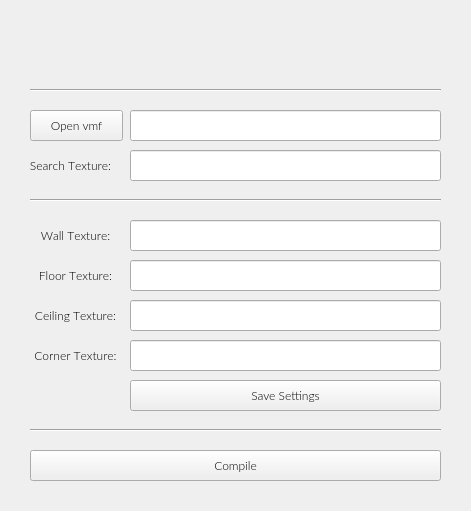
Gerb-24/Connectors, file gui.ui: the form before one commit.
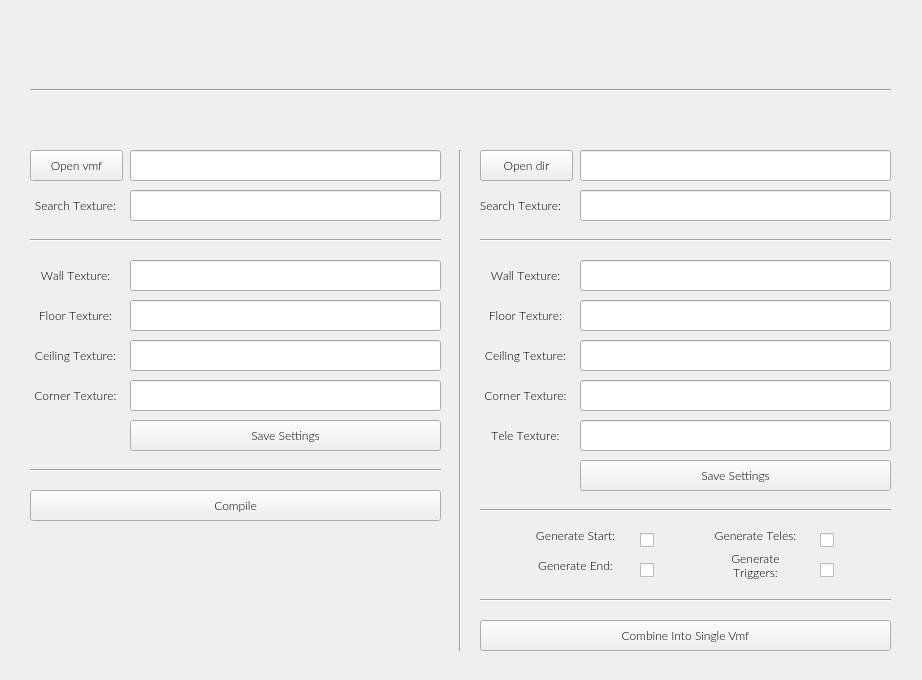
The form after the commit. Icons and pictures are not drawn.

Patch:
```diff
--- a/gui.ui
+++ b/gui.ui
@@ -6,8 +6,8 @@
    <rect>
     <x>0</x>
     <y>0</y>
-    <width>471</width>
-    <height>511</height>
+    <width>922</width>
+    <height>680</height>
    </rect>
   </property>
   <property name="font">
@@ -22,7 +22,7 @@
    <property name="geometry">
     <rect>
      <x>30</x>
-     <y>110</y>
+     <y>150</y>
      <width>93</width>
      <height>31</height>
     </rect>
@@ -43,7 +43,7 @@
    <property name="geometry">
     <rect>
      <x>130</x>
-     <y>110</y>
+     <y>150</y>
      <width>311</width>
      <height>31</height>
     </rect>
@@ -69,9 +69,9 @@
   <widget class="QLabel" name="topTextureLbl">
    <property name="geometry">
     <rect>
-     <x>20</x>
-     <y>150</y>
-     <width>101</width>
+     <x>30</x>
+     <y>190</y>
+     <width>91</width>
      <height>31</height>
     </rect>
    </property>
@@ -92,7 +92,7 @@
    <property name="geometry">
     <rect>
      <x>130</x>
-     <y>150</y>
+     <y>190</y>
      <width>311</width>
      <height>31</height>
     </rect>
@@ -110,7 +110,7 @@
    <property name="geometry">
     <rect>
      <x>30</x>
-     <y>340</y>
+     <y>380</y>
      <width>91</width>
      <height>31</height>
     </rect>
@@ -132,7 +132,7 @@
    <property name="geometry">
     <rect>
      <x>130</x>
-     <y>340</y>
+     <y>380</y>
      <width>311</width>
      <height>31</height>
     </rect>
@@ -151,7 +151,7 @@
    <property name="geometry">
     <rect>
      <x>130</x>
-     <y>380</y>
+     <y>420</y>
      <width>311</width>
      <height>31</height>
     </rect>
@@ -170,7 +170,7 @@
    <property name="geometry">
     <rect>
      <x>30</x>
-     <y>420</y>
+     <y>460</y>
      <width>411</width>
      <height>21</height>
     </rect>
@@ -183,7 +183,7 @@
    <property name="geometry">
     <rect>
      <x>30</x>
-     <y>450</y>
+     <y>490</y>
      <width>411</width>
      <height>31</height>
     </rect>
@@ -203,7 +203,7 @@
     <rect>
      <x>30</x>
      <y>80</y>
-     <width>411</width>
+     <width>861</width>
      <height>21</height>
     </rect>
    </property>
@@ -216,7 +216,7 @@
     <rect>
      <x>0</x>
      <y>20</y>
-     <width>471</width>
+     <width>921</width>
      <height>62</height>
     </rect>
    </property>
@@ -246,7 +246,7 @@
    <property name="geometry">
     <rect>
      <x>30</x>
-     <y>190</y>
+     <y>230</y>
      <width>411</width>
      <height>21</height>
     </rect>
@@ -259,7 +259,7 @@
    <property name="geometry">
     <rect>
      <x>130</x>
-     <y>300</y>
+     <y>340</y>
      <width>311</width>
      <height>31</height>
     </rect>
@@ -278,7 +278,7 @@
    <property name="geometry">
     <rect>
      <x>30</x>
-     <y>300</y>
+     <y>340</y>
      <width>91</width>
      <height>31</height>
     </rect>
@@ -300,7 +300,7 @@
    <property name="geometry">
     <rect>
      <x>30</x>
-     <y>220</y>
+     <y>260</y>
      <width>91</width>
      <height>31</height>
     </rect>
@@ -322,7 +322,7 @@
    <property name="geometry">
     <rect>
      <x>130</x>
-     <y>220</y>
+     <y>260</y>
      <width>311</width>
      <height>31</height>
     </rect>
@@ -341,7 +341,7 @@
    <property name="geometry">
     <rect>
      <x>130</x>
-     <y>260</y>
+     <y>300</y>
      <width>311</width>
      <height>31</height>
     </rect>
@@ -360,7 +360,7 @@
    <property name="geometry">
     <rect>
      <x>30</x>
-     <y>260</y>
+     <y>300</y>
      <width>91</width>
      <height>31</height>
     </rect>
@@ -378,6 +378,591 @@
     <set>Qt::AlignCenter</set>
    </property>
   </widget>
+  <widget class="QLabel" name="sideTextureLbl_5">
+   <property name="geometry">
+    <rect>
+     <x>480</x>
+     <y>300</y>
+     <width>91</width>
+     <height>31</height>
+    </rect>
+   </property>
+   <property name="font">
+    <font>
+     <family>Lato Light</family>
+     <kerning>false</kerning>
+    </font>
+   </property>
+   <property name="text">
+    <string>Floor Texture:</string>
+   </property>
+   <property name="alignment">
+    <set>Qt::AlignCenter</set>
+   </property>
+  </widget>
+  <widget class="QPushButton" name="save_settings_btn_2">
+   <property name="geometry">
+    <rect>
+     <x>580</x>
+     <y>460</y>
+     <width>311</width>
+     <height>31</height>
+    </rect>
+   </property>
+   <property name="font">
+    <font>
+     <family>Lato Light</family>
+     <kerning>true</kerning>
+    </font>
+   </property>
+   <property name="text">
+    <string>Save Settings</string>
+   </property>
+  </widget>
+  <widget class="QLineEdit" name="ceiling_le_2">
+   <property name="geometry">
+    <rect>
+     <x>580</x>
+     <y>340</y>
+     <width>311</width>
+     <height>31</height>
+    </rect>
+   </property>
+   <property name="font">
+    <font>
+     <family>Lato Light</family>
+     <kerning>true</kerning>
+    </font>
+   </property>
+   <property name="alignment">
+    <set>Qt::AlignCenter</set>
+   </property>
+  </widget>
+  <widget class="QPushButton" name="vmf_btn_2">
+   <property name="geometry">
+    <rect>
+     <x>480</x>
+     <y>150</y>
+     <width>93</width>
+     <height>31</height>
+    </rect>
+   </property>
+   <property name="font">
+    <font>
+     <family>Lato Light</family>
+    </font>
+   </property>
+   <property name="text">
+    <string>Open dir</string>
+   </property>
+  </widget>
+  <widget class="QLabel" name="topTextureLbl_2">
+   <property name="geometry">
+    <rect>
+     <x>470</x>
+     <y>190</y>
+     <width>101</width>
+     <height>31</height>
+    </rect>
+   </property>
+   <property name="font">
+    <font>
+     <family>Lato Light</family>
+     <kerning>false</kerning>
+    </font>
+   </property>
+   <property name="text">
+    <string>Search Texture:</string>
+   </property>
+   <property name="alignment">
+    <set>Qt::AlignCenter</set>
+   </property>
+  </widget>
+  <widget class="QLineEdit" name="search_le_2">
+   <property name="geometry">
+    <rect>
+     <x>580</x>
+     <y>190</y>
+     <width>311</width>
+     <height>31</height>
+    </rect>
+   </property>
+   <property name="font">
+    <font>
+     <family>Lato Light</family>
+    </font>
+   </property>
+   <property name="alignment">
+    <set>Qt::AlignCenter</set>
+   </property>
+  </widget>
+  <widget class="QLineEdit" name="corner_le_2">
+   <property name="geometry">
+    <rect>
+     <x>580</x>
+     <y>380</y>
+     <width>311</width>
+     <height>31</height>
+    </rect>
+   </property>
+   <property name="font">
+    <font>
+     <family>Lato Light</family>
+     <kerning>true</kerning>
+    </font>
+   </property>
+   <property name="alignment">
+    <set>Qt::AlignCenter</set>
+   </property>
+  </widget>
+  <widget class="QLabel" name="sideTextureLbl_6">
+   <property name="geometry">
+    <rect>
+     <x>480</x>
+     <y>380</y>
+     <width>91</width>
+     <height>31</height>
+    </rect>
+   </property>
+   <property name="font">
+    <font>
+     <family>Lato Light</family>
+     <kerning>false</kerning>
+    </font>
+   </property>
+   <property name="text">
+    <string>Corner Texture:</string>
+   </property>
+   <property name="alignment">
+    <set>Qt::AlignCenter</set>
+   </property>
+  </widget>
+  <widget class="Line" name="line_4">
+   <property name="geometry">
+    <rect>
+     <x>480</x>
+     <y>230</y>
+     <width>411</width>
+     <height>21</height>
+    </rect>
+   </property>
+   <property name="orientation">
+    <enum>Qt::Horizontal</enum>
+   </property>
+  </widget>
+  <widget class="QLabel" name="sideTextureLbl_7">
+   <property name="geometry">
+    <rect>
+     <x>480</x>
+     <y>260</y>
+     <width>91</width>
+     <height>31</height>
+    </rect>
+   </property>
+   <property name="font">
+    <font>
+     <family>Lato Light</family>
+     <kerning>false</kerning>
+    </font>
+   </property>
+   <property name="text">
+    <string>Wall Texture:</string>
+   </property>
+   <property name="alignment">
+    <set>Qt::AlignCenter</set>
+   </property>
+  </widget>
+  <widget class="QLineEdit" name="vmf_le_2">
+   <property name="enabled">
+    <bool>true</bool>
+   </property>
+   <property name="geometry">
+    <rect>
+     <x>580</x>
+     <y>150</y>
+     <width>311</width>
+     <height>31</height>
+    </rect>
+   </property>
+   <property name="font">
+    <font>
+     <family>Lato Light</family>
+    </font>
+   </property>
+   <property name="echoMode">
+    <enum>QLineEdit::Normal</enum>
+   </property>
+   <property name="alignment">
+    <set>Qt::AlignCenter</set>
+   </property>
+   <property name="readOnly">
+    <bool>true</bool>
+   </property>
+   <property name="clearButtonEnabled">
+    <bool>false</bool>
+   </property>
+  </widget>
+  <widget class="QLineEdit" name="wall_le_2">
+   <property name="geometry">
+    <rect>
+     <x>580</x>
+     <y>260</y>
+     <width>311</width>
+     <height>31</height>
+    </rect>
+   </property>
+   <property name="font">
+    <font>
+     <family>Lato Light</family>
+     <kerning>true</kerning>
+    </font>
+   </property>
+   <property name="alignment">
+    <set>Qt::AlignCenter</set>
+   </property>
+  </widget>
+  <widget class="QLabel" name="sideTextureLbl_8">
+   <property name="geometry">
+    <rect>
+     <x>480</x>
+     <y>340</y>
+     <width>91</width>
+     <height>31</height>
+    </rect>
+   </property>
+   <property name="font">
+    <font>
+     <family>Lato Light</family>
+     <kerning>false</kerning>
+    </font>
+   </property>
+   <property name="text">
+    <string>Ceiling Texture:</string>
+   </property>
+   <property name="alignment">
+    <set>Qt::AlignCenter</set>
+   </property>
+  </widget>
+  <widget class="QLineEdit" name="floor_le_2">
+   <property name="geometry">
+    <rect>
+     <x>580</x>
+     <y>300</y>
+     <width>311</width>
+     <height>31</height>
+    </rect>
+   </property>
+   <property name="font">
+    <font>
+     <family>Lato Light</family>
+     <kerning>true</kerning>
+    </font>
+   </property>
+   <property name="alignment">
+    <set>Qt::AlignCenter</set>
+   </property>
+  </widget>
+  <widget class="QLabel" name="sideTextureLbl_9">
+   <property name="geometry">
+    <rect>
+     <x>480</x>
+     <y>420</y>
+     <width>91</width>
+     <height>31</height>
+    </rect>
+   </property>
+   <property name="font">
+    <font>
+     <family>Lato Light</family>
+     <kerning>false</kerning>
+    </font>
+   </property>
+   <property name="text">
+    <string>Tele Texture:</string>
+   </property>
+   <property name="alignment">
+    <set>Qt::AlignCenter</set>
+   </property>
+  </widget>
+  <widget class="QLineEdit" name="corner_le_3">
+   <property name="geometry">
+    <rect>
+     <x>580</x>
+     <y>420</y>
+     <width>311</width>
+     <height>31</height>
+    </rect>
+   </property>
+   <property name="font">
+    <font>
+     <family>Lato Light</family>
+     <kerning>true</kerning>
+    </font>
+   </property>
+   <property name="alignment">
+    <set>Qt::AlignCenter</set>
+   </property>
+  </widget>
+  <widget class="Line" name="line_5">
+   <property name="geometry">
+    <rect>
+     <x>480</x>
+     <y>500</y>
+     <width>411</width>
+     <height>21</height>
+    </rect>
+   </property>
+   <property name="orientation">
+    <enum>Qt::Horizontal</enum>
+   </property>
+  </widget>
+  <widget class="QPushButton" name="compile_btn_2">
+   <property name="geometry">
+    <rect>
+     <x>480</x>
+     <y>620</y>
+     <width>411</width>
+     <height>31</height>
+    </rect>
+   </property>
+   <property name="font">
+    <font>
+     <family>Lato Light</family>
+     <kerning>true</kerning>
+    </font>
+   </property>
+   <property name="text">
+    <string>Combine Into Single Vmf</string>
+   </property>
+  </widget>
+  <widget class="QLabel" name="sideTextureLbl_10">
+   <property name="geometry">
+    <rect>
+     <x>530</x>
+     <y>520</y>
+     <width>91</width>
+     <height>31</height>
+    </rect>
+   </property>
+   <property name="font">
+    <font>
+     <family>Lato Light</family>
+     <kerning>false</kerning>
+    </font>
+   </property>
+   <property name="text">
+    <string>Generate Start:</string>
+   </property>
+   <property name="alignment">
+    <set>Qt::AlignCenter</set>
+   </property>
+   <property name="wordWrap">
+    <bool>true</bool>
+   </property>
+  </widget>
+  <widget class="QCheckBox" name="checkBox">
+   <property name="geometry">
+    <rect>
+     <x>640</x>
+     <y>530</y>
+     <width>81</width>
+     <height>20</height>
+    </rect>
+   </property>
+   <property name="text">
+    <string/>
+   </property>
+  </widget>
+  <widget class="QCheckBox" name="checkBox_2">
+   <property name="geometry">
+    <rect>
+     <x>640</x>
+     <y>560</y>
+     <width>81</width>
+     <height>20</height>
+    </rect>
+   </property>
+   <property name="text">
+    <string/>
+   </property>
+  </widget>
+  <widget class="QLabel" name="sideTextureLbl_11">
+   <property name="geometry">
+    <rect>
+     <x>530</x>
+     <y>550</y>
+     <width>91</width>
+     <height>31</height>
+    </rect>
+   </property>
+   <property name="font">
+    <font>
+     <family>Lato Light</family>
+     <kerning>false</kerning>
+    </font>
+   </property>
+   <property name="text">
+    <string>Generate End:</string>
+   </property>
+   <property name="alignment">
+    <set>Qt::AlignCenter</set>
+   </property>
+   <property name="wordWrap">
+    <bool>true</bool>
+   </property>
+  </widget>
+  <widget class="QLabel" name="sideTextureLbl_12">
+   <property name="geometry">
+    <rect>
+     <x>710</x>
+     <y>550</y>
+     <width>91</width>
+     <height>31</height>
+    </rect>
+   </property>
+   <property name="font">
+    <font>
+     <family>Lato Light</family>
+     <kerning>false</kerning>
+    </font>
+   </property>
+   <property name="text">
+    <string>Generate Triggers:</string>
+   </property>
+   <property name="alignment">
+    <set>Qt::AlignCenter</set>
+   </property>
+   <property name="wordWrap">
+    <bool>true</bool>
+   </property>
+  </widget>
+  <widget class="QLabel" name="sideTextureLbl_13">
+   <property name="geometry">
+    <rect>
+     <x>710</x>
+     <y>520</y>
+     <width>91</width>
+     <height>31</height>
+    </rect>
+   </property>
+   <property name="font">
+    <font>
+     <family>Lato Light</family>
+     <kerning>false</kerning>
+    </font>
+   </property>
+   <property name="text">
+    <string>Generate Teles:</string>
+   </property>
+   <property name="alignment">
+    <set>Qt::AlignCenter</set>
+   </property>
+   <property name="wordWrap">
+    <bool>true</bool>
+   </property>
+  </widget>
+  <widget class="QCheckBox" name="checkBox_3">
+   <property name="geometry">
+    <rect>
+     <x>820</x>
+     <y>560</y>
+     <width>81</width>
+     <height>20</height>
+    </rect>
+   </property>
+   <property name="text">
+    <string/>
+   </property>
+  </widget>
+  <widget class="QCheckBox" name="checkBox_4">
+   <property name="geometry">
+    <rect>
+     <x>820</x>
+     <y>530</y>
+     <width>81</width>
+     <height>20</height>
+    </rect>
+   </property>
+   <property name="text">
+    <string/>
+   </property>
+  </widget>
+  <widget class="Line" name="line_6">
+   <property name="geometry">
+    <rect>
+     <x>480</x>
+     <y>590</y>
+     <width>411</width>
+     <height>21</height>
+    </rect>
+   </property>
+   <property name="orientation">
+    <enum>Qt::Horizontal</enum>
+   </property>
+  </widget>
+  <widget class="Line" name="line_7">
+   <property name="geometry">
+    <rect>
+     <x>445</x>
+     <y>150</y>
+     <width>31</width>
+     <height>501</height>
+    </rect>
+   </property>
+   <property name="orientation">
+    <enum>Qt::Vertical</enum>
+   </property>
+  </widget>
+  <widget class="QLabel" name="label_2">
+   <property name="geometry">
+    <rect>
+     <x>130</x>
+     <y>100</y>
+     <width>200</width>
+     <height>40</height>
+    </rect>
+   </property>
+   <property name="maximumSize">
+    <size>
+     <width>330</width>
+     <height>60</height>
+    </size>
+   </property>
+   <property name="text">
+    <string/>
+   </property>
+   <property name="pixmap">
+    <pixmap>ui_images/standard_connectors.png</pixmap>
+   </property>
+   <property name="scaledContents">
+    <bool>true</bool>
+   </property>
+  </widget>
+  <widget class="QLabel" name="label_3">
+   <property name="geometry">
+    <rect>
+     <x>580</x>
+     <y>100</y>
+     <width>200</width>
+     <height>40</height>
+    </rect>
+   </property>
+   <property name="maximumSize">
+    <size>
+     <width>330</width>
+     <height>60</height>
+    </size>
+   </property>
+   <property name="text">
+    <string/>
+   </property>
+   <property name="pixmap">
+    <pixmap>ui_images/jump_connectors.png</pixmap>
+   </property>
+   <property name="scaledContents">
+    <bool>true</bool>
+   </property>
+  </widget>
  </widget>
  <resources/>
  <connections/>
```
